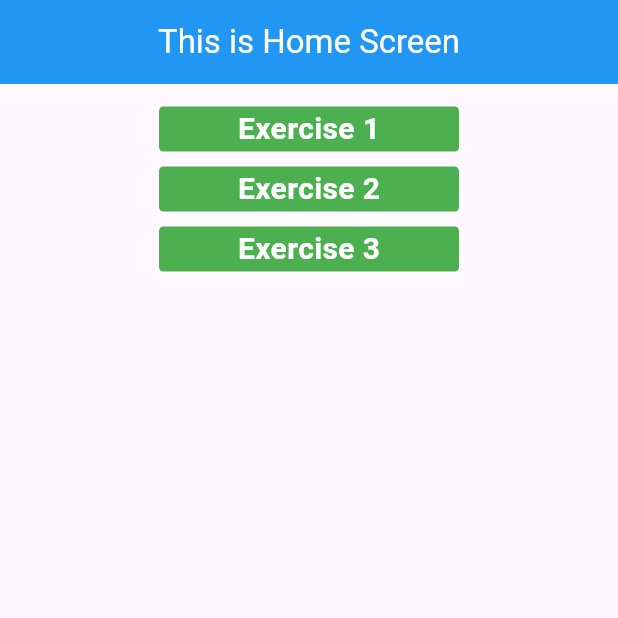
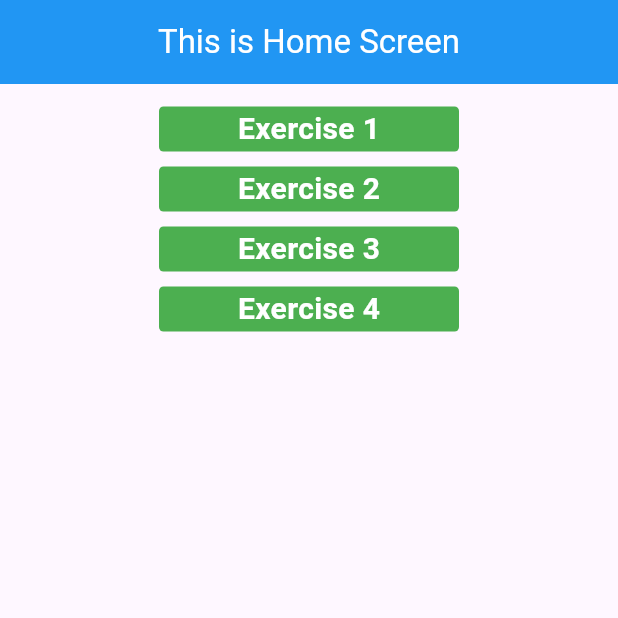
Before and after one commit to Bilal-Basharat/CS394-Mobile-Application-Development, a Flutter app: the screen it shows after launch, on a phone screen of 412 x 824 dp, the top half of it. Run offline on Flutter 3.47's test engine with Material 2 defaults, Android fonts, the light colour scheme and no system bars.

Commit message:
Week-2: complete problem ( find all divisors of the input number

```diff
--- a/Week_2/lib/Home_Screen.dart
+++ b/Week_2/lib/Home_Screen.dart
@@ -1,5 +1,6 @@
 import 'package:dart_practise_tasks/Week2_Exercises/Exercise_2.dart';
 import 'package:dart_practise_tasks/Week2_Exercises/Exercise_3.dart';
+import 'package:dart_practise_tasks/Week2_Exercises/Exercise_4.dart';
 import 'package:flutter/material.dart';
 import 'Week2_Exercises/Exercise_1.dart';
 
@@ -94,6 +95,29 @@ class _HomeScreenState extends State<HomeScreen> {
                 ),
               ),
 
+              SizedBox(height: 10,),
+
+              //button for exercise - 4
+              InkWell(
+                onTap: (){
+                  Navigator.push(context,
+                      MaterialPageRoute(builder: (context) => FindDivisor()
+                      )
+                  );
+                },
+                child: Container(
+                  width: 200,
+                  height: 30,
+                  decoration: BoxDecoration(
+                    borderRadius: BorderRadius.circular(3),
+                    color: Colors.green,
+                  ),
+                  child: Center(
+                    child: Text('Exercise 4', style: TextStyle(color: Colors.white, fontWeight: FontWeight.bold, fontSize: 20),),
+                  ),
+                ),
+              ),
+
             ],
           ),
         ),
```
Also changed, not shown: Week_2/lib/Week2_Exercises/Exercise_4.dart (added, +67 -0 lines).
